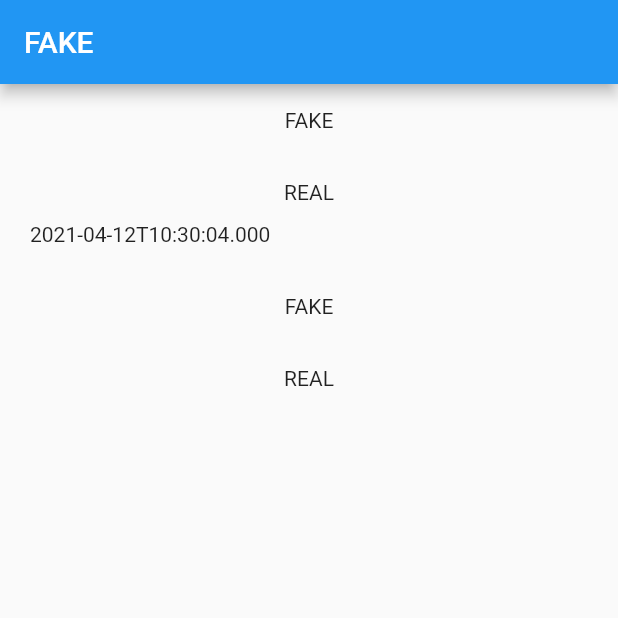
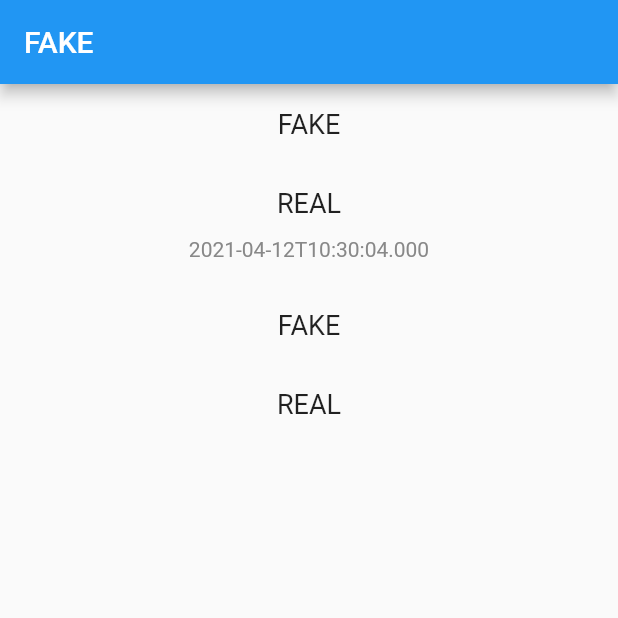
Before and after one commit to japalekhin/coin-detector, a Flutter app: the screen it shows after launch, after a tap on "REAL", on a phone screen of 412 x 824 dp, the top half of it. Run offline on Flutter 3.47's test engine with Material 2 defaults, Android fonts, the light colour scheme and no system bars.

Commit message:
refactored duration into widget constants formatted list display

```diff
--- a/lib/widgets/coin-list-item.dart
+++ b/lib/widgets/coin-list-item.dart
@@ -2,6 +2,12 @@ import 'package:coint_detector/classes/coin.dart';
 import 'package:flutter/material.dart';
 
 class CoinListItem extends StatefulWidget {
+  final Duration appearanceAnimationDuration = const Duration(
+    milliseconds: 500,
+  );
+  final Duration expanderAnimationDuration = const Duration(
+    milliseconds: 250,
+  );
   final Coin coin;
 
   const CoinListItem({
@@ -17,13 +23,13 @@ class CoinListItemState extends State<CoinListItem>
     with AutomaticKeepAliveClientMixin, TickerProviderStateMixin {
   late final AnimationController _expanderAnimationController =
       AnimationController(
-    duration: Duration(milliseconds: 250),
+    duration: widget.expanderAnimationDuration,
     vsync: this,
   );
 
   late final AnimationController _appearanceAnimationController =
       AnimationController(
-    duration: const Duration(milliseconds: 500),
+    duration: widget.appearanceAnimationDuration,
     vsync: this,
   );
   late final Animation<Offset> _slideAnimation = Tween(
@@ -51,15 +57,31 @@ class CoinListItemState extends State<CoinListItem>
     super.build(context);
 
     List<Widget> children = [];
-    children.add(Text(widget.coin.value));
+    children.add(
+      Text(
+        widget.coin.value,
+        style: TextStyle(
+          fontSize: 18,
+          fontWeight: FontWeight.w400,
+        ),
+      ),
+    );
     if (isExpanded) {
       children.add(
         SizeTransition(
           sizeFactor: _expanderAnimationController,
           child: Column(
+            crossAxisAlignment: CrossAxisAlignment.center,
             children: [
               SizedBox(height: 12),
-              Text(widget.coin.produced.toIso8601String()),
+              Center(
+                child: Text(
+                  widget.coin.produced.toIso8601String(),
+                  style: TextStyle(
+                    color: Color(0xff888888),
+                  ),
+                ),
+              ),
             ],
           ),
         ),
@@ -75,6 +97,7 @@ class CoinListItemState extends State<CoinListItem>
             child: Padding(
               padding: EdgeInsets.symmetric(horizontal: 20, vertical: 16),
               child: Column(
+                crossAxisAlignment: CrossAxisAlignment.center,
                 children: children,
               ),
             ),
```
